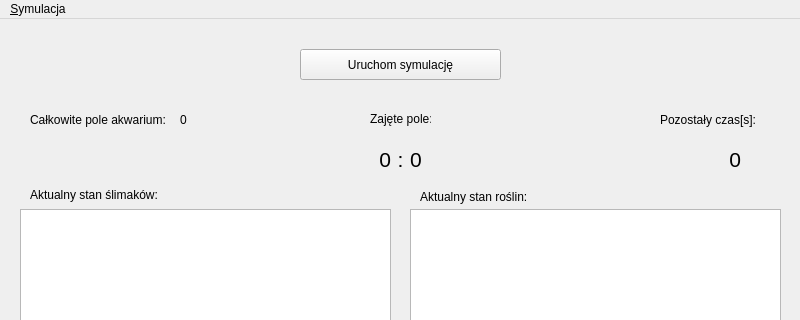
Above: gui/mainwindow.ui from jpyszko/slimax before the change; both pictures show x 0 to 800 and y 0 to 320 of the 800 by 600 pixel window. Below: the same form after it.
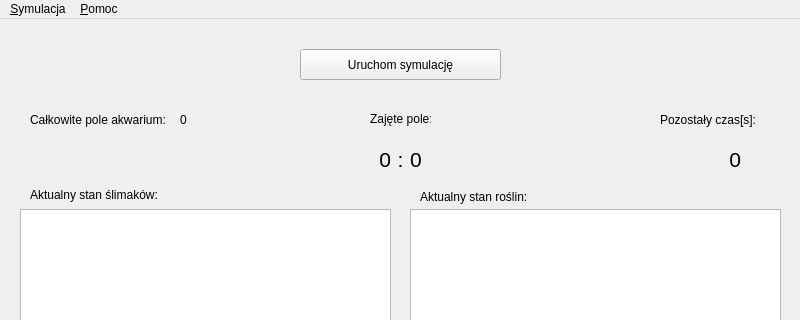
That is the form after the change.

Patch:
```diff
--- a/gui/mainwindow.ui
+++ b/gui/mainwindow.ui
@@ -228,7 +228,14 @@
     <addaction name="action_Zapisz"/>
     <addaction name="action_Otworz"/>
    </widget>
+   <widget class="QMenu" name="menu_Pomoc">
+    <property name="title">
+     <string>&amp;Pomoc</string>
+    </property>
+    <addaction name="action_O_programie"/>
+   </widget>
    <addaction name="menu_Symulacja"/>
+   <addaction name="menu_Pomoc"/>
   </widget>
   <widget class="QStatusBar" name="statusbar"/>
   <action name="action_Nowa">
```
Left out of the diff: 7 changed lines with no effect on the pictures.
